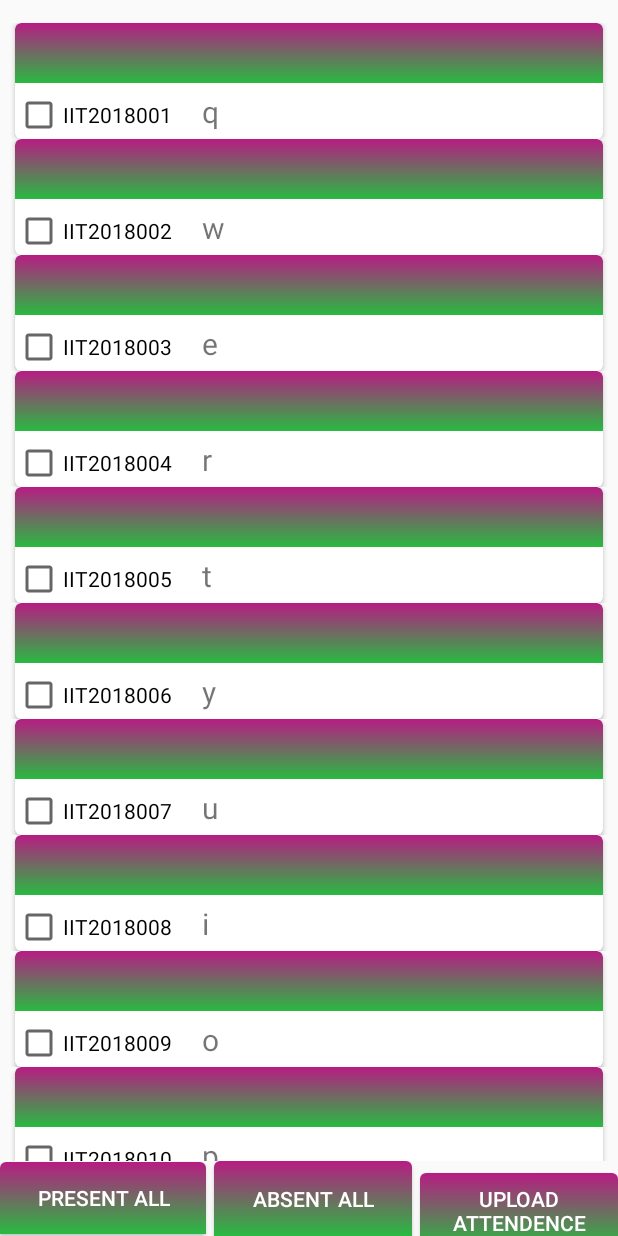
After one commit to MiKinshu/Attentify, an Android app: the Atteneder screen opened directly, with no data from a screen before it, on a phone screen of 412 x 824 dp. The commit adds this screen. Run offline under Robolectric (Android 15) with nearby library versions, the phone set to English and light mode, and no system bars.

Commit message:
Separated Main Activity to Attender

```diff
--- a/app/build.gradle
+++ b/app/build.gradle
@@ -22,10 +22,13 @@ dependencies {
     implementation fileTree(dir: 'libs', include: ['*.jar'])
     implementation 'androidx.appcompat:appcompat:1.0.2'
     implementation 'androidx.constraintlayout:constraintlayout:1.1.3'
+    implementation 'com.google.android.material:material:1.0.0'
     testImplementation 'junit:junit:4.12'
     androidTestImplementation 'androidx.test:runner:1.2.0'
     androidTestImplementation 'androidx.test.espresso:espresso-core:3.2.0'
     implementation 'com.google.firebase:firebase-analytics:17.0.1'
     implementation 'androidx.recyclerview:recyclerview:1.1.0-beta01'
     implementation 'androidx.cardview:cardview:1.0.0'
+    implementation 'com.google.firebase:firebase-database:19.0.0'
 }
+apply plugin: 'com.google.gms.google-services'
--- a/app/src/main/AndroidManifest.xml
+++ b/app/src/main/AndroidManifest.xml
@@ -9,7 +9,11 @@
         android:roundIcon="@mipmap/ic_launcher_round"
         android:supportsRtl="true"
         android:theme="@style/AppTheme">
-        <activity android:name=".NextActivity"></activity>
+        <activity
+            android:name=".Atteneder"
+            android:label="@string/title_activity_atteneder"
+            android:theme="@style/AppTheme.NoActionBar"></activity>
+        <activity android:name=".NextActivity" />
         <activity android:name=".MainActivity">
             <intent-filter>
                 <action android:name="android.intent.action.MAIN" />
--- /dev/null
+++ b/app/src/main/java/com/kinshuu/attentify/Atteneder.java
@@ -0,0 +1,79 @@
+package com.kinshuu.attentify;
+
+import android.content.Intent;
+import android.os.Bundle;
+
+import com.google.android.material.floatingactionbutton.FloatingActionButton;
+import com.google.android.material.snackbar.Snackbar;
+
+import androidx.appcompat.app.AppCompatActivity;
+import androidx.appcompat.widget.Toolbar;
+import androidx.recyclerview.widget.LinearLayoutManager;
+import androidx.recyclerview.widget.RecyclerView;
+
+import android.view.View;
+import android.widget.Button;
+
+import java.util.ArrayList;
+
+public class Atteneder extends AppCompatActivity {
+    private RecyclerView recyclerView;
+    private ArrayList<Model> modelArrayList;
+    private CustomAdapter customAdapter;
+    private Button btnselect, btndeselect, btnnext;
+    private  String[] rolllist = new String[]{"IIT2018001", "IIT2018002", "IIT2018003", "IIT2018004", "IIT2018005", "IIT2018006", "IIT2018007", "IIT2018008", "IIT2018009", "IIT2018010"};
+    private  String[] namelist = new String[]{"q", "w", "e", "r", "t", "y", "u", "i", "o", "p"};
+
+    @Override
+    protected void onCreate(Bundle savedInstanceState) {
+        super.onCreate(savedInstanceState);
+        setContentView(R.layout.activity_atteneder);
+
+        recyclerView = findViewById(R.id.recycler);
+        btnselect = findViewById(R.id.select);
+        btndeselect = findViewById(R.id.deselect);
+        btnnext = findViewById(R.id.next);
+
+        modelArrayList = getModel(false);
+        customAdapter = new CustomAdapter(this,modelArrayList);
+        recyclerView.setAdapter(customAdapter);
+        recyclerView.setLayoutManager(new LinearLayoutManager(getApplicationContext(), RecyclerView.VERTICAL, false));
+
+        btnselect.setOnClickListener(new View.OnClickListener() {
+            @Override
+            public void onClick(View v) {
+                modelArrayList = getModel(true);
+                customAdapter = new CustomAdapter(Atteneder.this,modelArrayList);
+                recyclerView.setAdapter(customAdapter);
+            }
+        });
+        btndeselect.setOnClickListener(new View.OnClickListener() {
+            @Override
+            public void onClick(View v) {
+                modelArrayList = getModel(false);
+                customAdapter = new CustomAdapter(Atteneder.this,modelArrayList);
+                recyclerView.setAdapter(customAdapter);
+            }
+        });
+        btnnext.setOnClickListener(new View.OnClickListener() {
+            @Override
+            public void onClick(View v) {
+                Intent intent = new Intent(Atteneder.this,NextActivity.class);
+                startActivity(intent);
+            }
+        });
+    }
+
+    private ArrayList<Model> getModel(boolean isSelect){
+        ArrayList<Model> list = new ArrayList<>();
+        for(int i = 0; i < rolllist.length; i++){
+
+            Model model = new Model();
+            model.setSelected(isSelect);
+            model.setName(namelist[i]);
+            model.setRoll(rolllist[i]);
+            list.add(model);
+        }
+        return list;
+    }
+}
--- /dev/null
+++ b/app/src/main/res/layout/activity_atteneder.xml
@@ -0,0 +1,49 @@
+<LinearLayout xmlns:android="http://schemas.android.com/apk/res/android"
+    xmlns:tools="http://schemas.android.com/tools"
+    android:layout_width="match_parent"
+    android:layout_height="match_parent"
+    android:orientation="vertical"
+    tools:context=".Atteneder">
+
+    <androidx.recyclerview.widget.RecyclerView
+        android:id="@+id/recycler"
+        android:layout_width="match_parent"
+        android:layout_height="match_parent"
+        android:layout_weight="1"
+        android:layout_marginTop="15dp"/>
+    <LinearLayout
+        android:layout_width="match_parent"
+        android:layout_height="50dp"
+        android:orientation="horizontal">
+
+        <Button
+            android:layout_width="match_parent"
+            android:layout_height="wrap_content"
+            android:layout_gravity="center"
+            android:background="@drawable/cardview"
+            android:textColor="#fff"
+            android:layout_weight="1"
+            android:id="@+id/select"
+            android:text="Present All"/>
+        <Button
+            android:layout_width="match_parent"
+            android:layout_height="50dp"
+            android:layout_marginLeft="5dp"
+            android:background="@drawable/cardview"
+            android:textColor="#fff"
+            android:layout_weight="1"
+            android:id="@+id/deselect"
+            android:text="Absent All"/>
+        <Button
+            android:layout_width="match_parent"
+            android:layout_height="50dp"
+            android:layout_weight="1"
+            android:layout_marginLeft="5dp"
+            android:background="@drawable/cardview"
+            android:textColor="#fff"
+            android:id="@+id/next"
+            android:visibility="visible"
+            android:text="Upload Attendence"/>
+    </LinearLayout>
+
+</LinearLayout>
--- /dev/null
+++ b/app/src/main/res/values/dimens.xml
@@ -0,0 +1,3 @@
+<resources>
+    <dimen name="fab_margin">16dp</dimen>
+</resources>
--- a/app/src/main/res/values/strings.xml
+++ b/app/src/main/res/values/strings.xml
@@ -1,3 +1,4 @@
 <resources>
     <string name="app_name">Attentify</string>
+    <string name="title_activity_atteneder">Atteneder</string>
 </resources>
--- a/app/src/main/res/values/styles.xml
+++ b/app/src/main/res/values/styles.xml
@@ -8,4 +8,13 @@
         <item name="colorAccent">@color/colorAccent</item>
     </style>
 
+    <style name="AppTheme.NoActionBar">
+        <item name="windowActionBar">false</item>
+        <item name="windowNoTitle">true</item>
+    </style>
+
+    <style name="AppTheme.AppBarOverlay" parent="ThemeOverlay.AppCompat.Dark.ActionBar" />
+
+    <style name="AppTheme.PopupOverlay" parent="ThemeOverlay.AppCompat.Light" />
+
 </resources>
```
Also changed, not shown: app/src/main/java/com/kinshuu/attentify/Attender.java (deleted, +0 -13 lines), app/src/main/java/com/kinshuu/attentify/MainActivity.java (+37 -50 lines), app/src/main/res/layout/activity_main.xml (+5 -46 lines), app/src/main/res/layout/content_atteneder.xml (added, +11 -0 lines).
